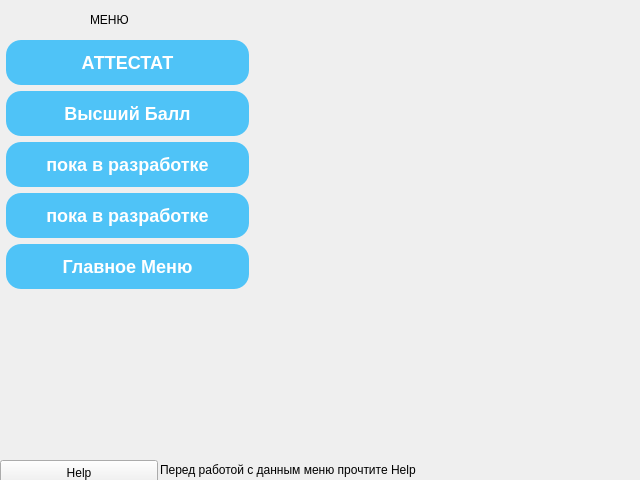
Qt form ui/contestwindow.ui (Gerakl1123/ARDA_Stud_Manager) before a commit.
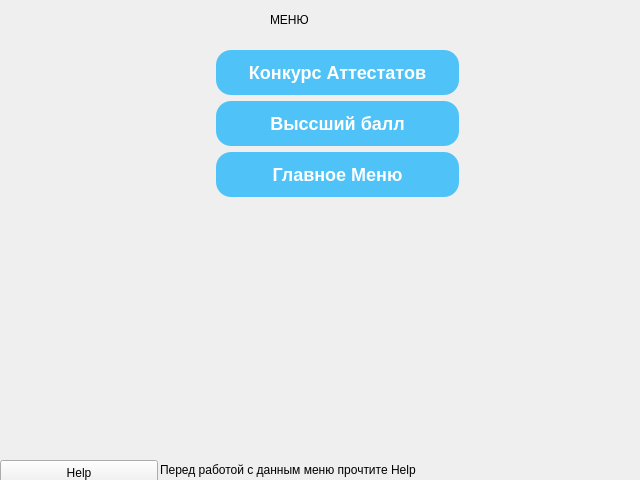
The same form after that commit.

What changed in the file:
```diff
--- a/ui/contestwindow.ui
+++ b/ui/contestwindow.ui
@@ -52,8 +52,8 @@
   <widget class="QWidget" name="formLayoutWidget">
    <property name="geometry">
     <rect>
-     <x>0</x>
-     <y>40</y>
+     <x>210</x>
+     <y>50</y>
      <width>249</width>
      <height>331</height>
     </rect>
@@ -123,7 +123,7 @@
     }</string>
       </property>
       <property name="text">
-       <string>АТТЕСТАТ</string>
+       <string>Конкурс Аттестатов</string>
       </property>
      </widget>
     </item>
@@ -191,11 +191,11 @@
     }</string>
       </property>
       <property name="text">
-       <string>Высший Балл</string>
+       <string>Выссший балл</string>
       </property>
      </widget>
     </item>
-    <item row="4" column="1">
+    <item row="2" column="1">
      <widget class="QPushButton" name="pushButtonBackMain">
       <property name="styleSheet">
        <string notr="true"> QWidget {
@@ -263,148 +263,12 @@
       </property>
      </widget>
     </item>
-    <item row="2" column="1">
-     <widget class="QPushButton" name="pushButton">
-      <property name="styleSheet">
-       <string notr="true"> QWidget {
-        background: qlineargradient(x1:0, y1:0, x2:1, y2:1,
-                                    stop:0 #1e3c72, stop:1 #2a5298);
-        color: white;
-        font-family: 'Segoe UI', Tahoma, Geneva, Verdana, sans-serif;
-        font-size: 14px;
-    }
-
-    QGroupBox {
-        border: 1px solid rgba(255, 255, 255, 0.3);
-        border-radius: 8px;
-        margin-top: 15px;
-        padding: 10px 15px 15px 15px;
-        color: white;
-    }
-
-    QGroupBox:title {
-        subcontrol-origin: margin;
-        subcontrol-position: top left;
-        padding: 0 3px;
-        font-weight: bold;
-        font-size: 16px;
-    }
-
-    QLabel {
-        color: white;
-        font-weight: normal;
-        font-size: 14px;
-    }
-
-    QLineEdit {
-        background-color: rgba(255, 255, 255, 0.15);
-        border: none;
-        border-radius: 6px;
-        padding: 6px 10px;
-        color: white;
-        font-size: 14px;
-    }
-    QLineEdit::placeholder {
-        color: rgba(255, 255, 255, 0.5);
-    }
-
-    QPushButton {
-        background-color: #4fc3f7;
-        color: white;
-        border: none;
-        border-radius: 15px;
-        padding: 12px 30px;
-        font-size: 18px;
-        font-weight: bold;
-        transition: all 0.3s ease;
-        min-width: 180px;
-    }
-    QPushButton:hover {
-        background-color: #29b6f6;
-    }
-    QPushButton:pressed {
-        background-color: #1e88e5;
-    }</string>
-      </property>
-      <property name="text">
-       <string>пока в разработке</string>
-      </property>
-     </widget>
-    </item>
-    <item row="3" column="1">
-     <widget class="QPushButton" name="pushButton_2">
-      <property name="styleSheet">
-       <string notr="true"> QWidget {
-        background: qlineargradient(x1:0, y1:0, x2:1, y2:1,
-                                    stop:0 #1e3c72, stop:1 #2a5298);
-        color: white;
-        font-family: 'Segoe UI', Tahoma, Geneva, Verdana, sans-serif;
-        font-size: 14px;
-    }
-
-    QGroupBox {
-        border: 1px solid rgba(255, 255, 255, 0.3);
-        border-radius: 8px;
-        margin-top: 15px;
-        padding: 10px 15px 15px 15px;
-        color: white;
-    }
-
-    QGroupBox:title {
-        subcontrol-origin: margin;
-        subcontrol-position: top left;
-        padding: 0 3px;
-        font-weight: bold;
-        font-size: 16px;
-    }
-
-    QLabel {
-        color: white;
-        font-weight: normal;
-        font-size: 14px;
-    }
-
-    QLineEdit {
-        background-color: rgba(255, 255, 255, 0.15);
-        border: none;
-        border-radius: 6px;
-        padding: 6px 10px;
-        color: white;
-        font-size: 14px;
-    }
-    QLineEdit::placeholder {
-        color: rgba(255, 255, 255, 0.5);
-    }
-
-    QPushButton {
-        background-color: #4fc3f7;
-        color: white;
-        border: none;
-        border-radius: 15px;
-        padding: 12px 30px;
-        font-size: 18px;
-        font-weight: bold;
-        transition: all 0.3s ease;
-        min-width: 180px;
-    }
-    QPushButton:hover {
-        background-color: #29b6f6;
-    }
-    QPushButton:pressed {
-        background-color: #1e88e5;
-    }</string>
-      </property>
-      <property name="text">
-       <string>пока в разработке</string>
-      </property>
-     </widget>
-    </item>
    </layout>
   </widget>
   <widget class="QLabel" name="labelMENU">
    <property name="geometry">
     <rect>
-     <x>90</x>
+     <x>270</x>
      <y>10</y>
      <width>111</width>
      <height>20</height>
```
